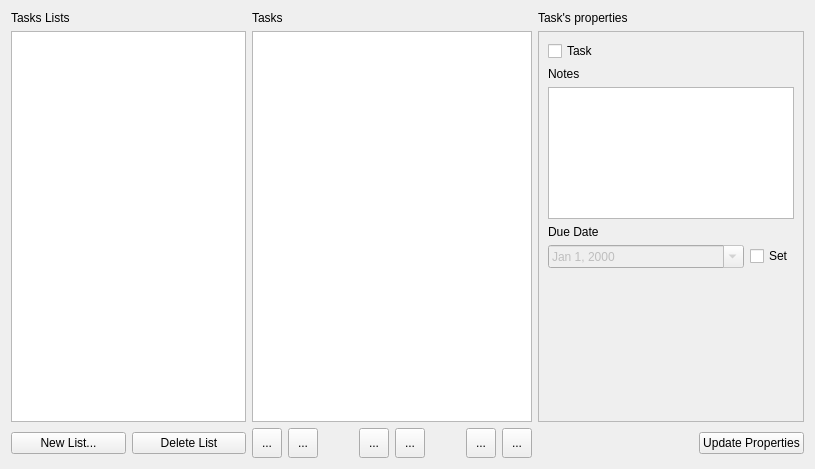
tranter/qt-google-tasks, file form.ui: the form before one commit.
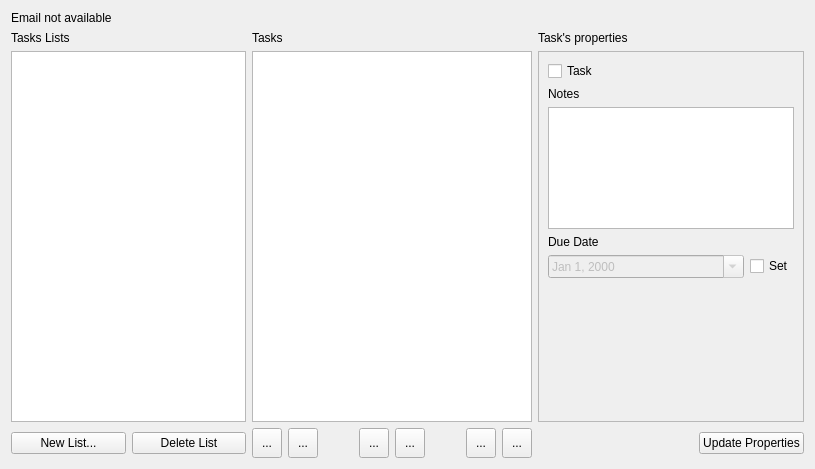
The form after the commit. Icons and pictures are not drawn. Custom widgets are drawn as their Qt base class.

Commit message: Implement user email presentation

Diff of the .ui file:
```diff
--- a/form.ui
+++ b/form.ui
@@ -14,31 +14,31 @@
    <string>Form</string>
   </property>
   <layout class="QGridLayout" name="gridLayout">
-   <item row="0" column="0">
+   <item row="1" column="0">
     <widget class="QLabel" name="label">
      <property name="text">
       <string>Tasks Lists</string>
      </property>
     </widget>
    </item>
-   <item row="0" column="2">
+   <item row="1" column="2">
     <widget class="QLabel" name="label_2">
      <property name="text">
       <string>Tasks</string>
      </property>
     </widget>
    </item>
-   <item row="0" column="3">
+   <item row="1" column="3">
     <widget class="QLabel" name="label_3">
      <property name="text">
       <string>Task's properties</string>
      </property>
     </widget>
    </item>
-   <item row="1" column="0" colspan="2">
+   <item row="2" column="0" colspan="2">
     <widget class="QListWidget" name="listWidget"/>
    </item>
-   <item row="1" column="2">
+   <item row="2" column="2">
     <widget class="TreeWidget" name="treeWidget">
      <property name="alternatingRowColors">
       <bool>true</bool>
@@ -59,7 +59,7 @@
      </column>
     </widget>
    </item>
-   <item row="1" column="3">
+   <item row="2" column="3">
     <widget class="QFrame" name="frame">
      <property name="sizePolicy">
       <sizepolicy hsizetype="Expanding" vsizetype="Expanding">
@@ -144,21 +144,21 @@
      </layout>
     </widget>
    </item>
-   <item row="2" column="0">
+   <item row="3" column="0">
     <widget class="QPushButton" name="newListButton">
      <property name="text">
       <string>New List...</string>
      </property>
     </widget>
    </item>
-   <item row="2" column="1">
+   <item row="3" column="1">
     <widget class="QPushButton" name="deleteListButton">
      <property name="text">
       <string>Delete List</string>
      </property>
     </widget>
    </item>
-   <item row="2" column="2">
+   <item row="3" column="2">
     <layout class="QHBoxLayout" name="horizontalLayout_3">
      <item>
       <widget class="QToolButton" name="newTaskButton">
@@ -308,7 +308,7 @@
      </item>
     </layout>
    </item>
-   <item row="2" column="3">
+   <item row="3" column="3">
     <layout class="QHBoxLayout" name="horizontalLayout_2">
      <item>
       <spacer name="horizontalSpacer">
@@ -332,6 +332,13 @@
      </item>
     </layout>
    </item>
+   <item row="0" column="0">
+    <widget class="QLabel" name="userEmail">
+     <property name="text">
+      <string>Email not available</string>
+     </property>
+    </widget>
+   </item>
   </layout>
  </widget>
  <customwidgets>
```
The commit also changes 5 other files.
